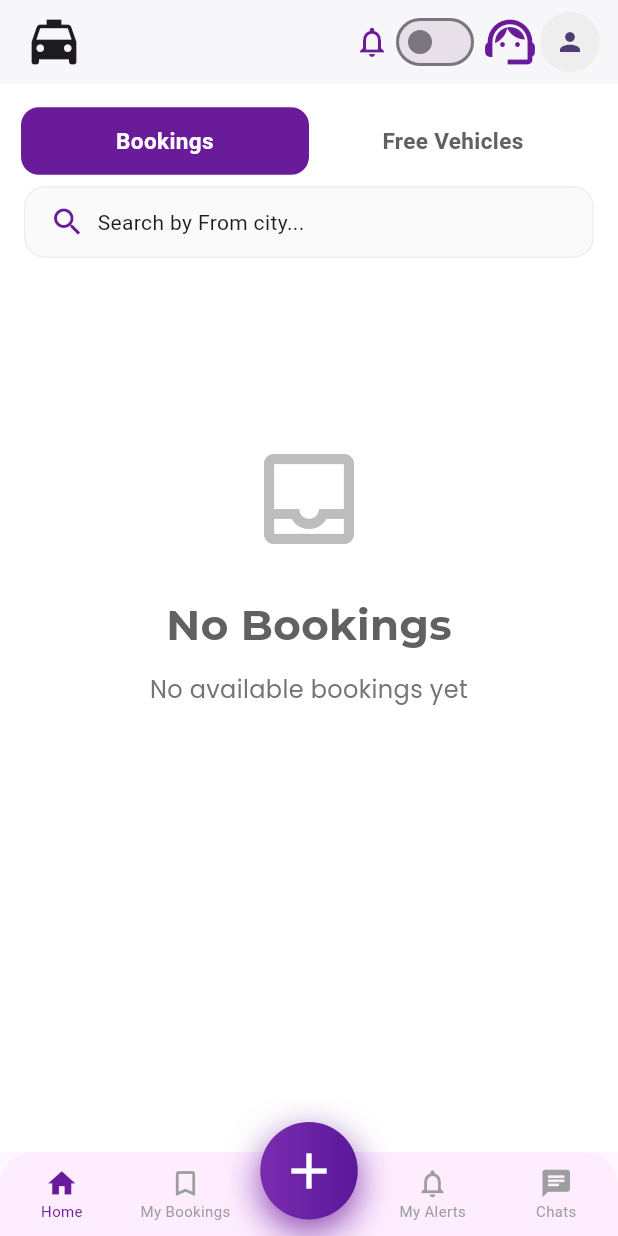
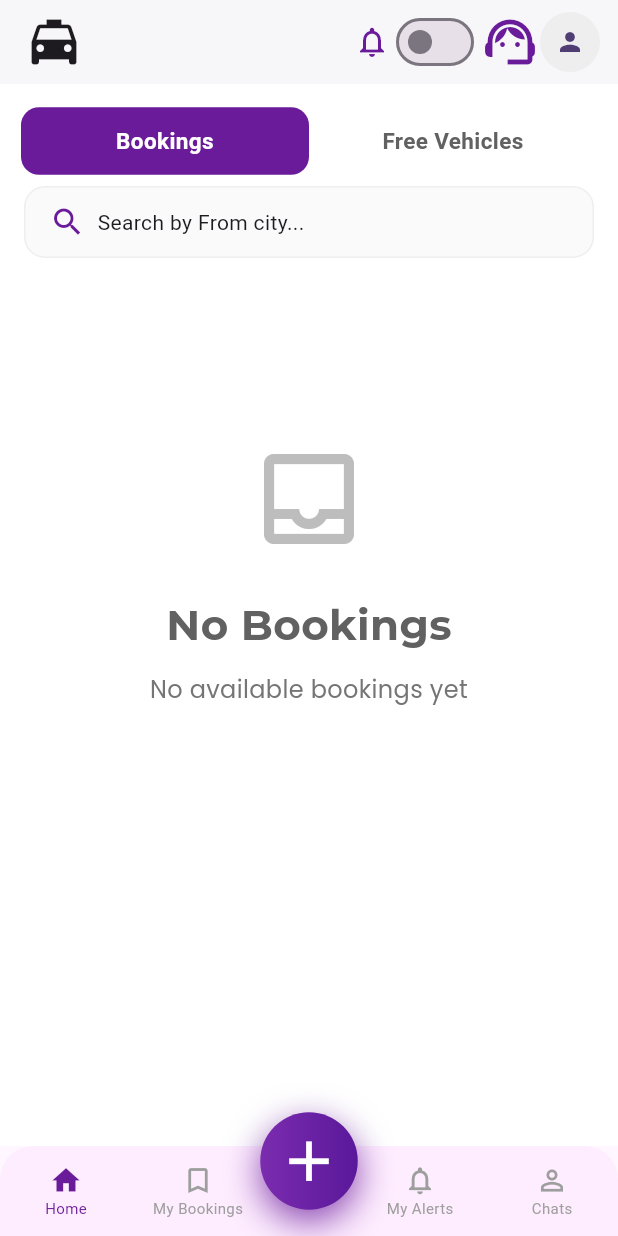
Before and after one commit to azhar2777/PIckCab, a Flutter app: the DashboardScreen screen opened directly, item 2 of the bottom bar chosen, on a phone screen of 412 x 824 dp. Run offline on Flutter 3.47's test engine with Material 3 defaults, Android fonts, the phone set to English and light mode, and no system bars; our stand-ins replace awesome_dialog, cached_network_image, carousel_slider, device_info_plus, dropdown_button2, firebase_auth and 17 more; missing offline and left inert: app_settings, in_app_update; accounts and stored records are empty; network calls fail.

Commit message:
Fixed Need carrier Fixed Bottom navigation Design Fixed Fee vehicle api

```diff
--- a/lib/dashboard/DashboardScreen.dart
+++ b/lib/dashboard/DashboardScreen.dart
@@ -45,9 +45,9 @@ class _DashboardScreenState extends State<DashboardScreen> {
 
   @override
   void initState() {
-
     super.initState();
-    controller.selectedIndex.value =  widget.selectedTab !=null ? widget.selectedTab : 0 ;
+    controller.selectedIndex.value =
+        widget.selectedTab != null ? widget.selectedTab : 0;
     _checkAndroidVersion(); // 👈 call async method
   }
 
@@ -64,122 +64,118 @@ class _DashboardScreenState extends State<DashboardScreen> {
     }
   }
 
-
-
-
   @override
   Widget build(BuildContext context) {
-    final bottomInset = MediaQuery.of(context).viewPadding.bottom;
-    return Obx(() => Scaffold(
-
+    return Obx(
+      () => Scaffold(
         body: IndexedStack(
           index: controller.selectedIndex.value,
           children: screens,
         ),
-
+        floatingActionButtonLocation: FloatingActionButtonLocation.centerDocked,
+        floatingActionButton: Transform.translate(
+          offset: const Offset(0, 10), // Move 10px down
+          child: Container(
+            width: 65,
+            height: 65,
+            decoration: BoxDecoration(
+              shape: BoxShape.circle,
+              gradient: const LinearGradient(
+                colors: [
+                  Color(0xFF7B2CAF),
+                  Color(0xFF5A189A),
+                ],
+              ),
+              boxShadow: [
+                BoxShadow(
+                  color: const Color(0xFF6A1B9A).withOpacity(0.8),
+                  blurRadius: 20,
+                  offset: const Offset(0, 8),
+                ),
+              ],
+            ),
+            child: FloatingActionButton(
+              elevation: 0,
+              backgroundColor: Colors.transparent,
+              shape: const CircleBorder(),
+              onPressed: () {
+                _showPostBottomSheet(context);
+              },
+              child: const Icon(
+                Icons.add,
+                color: Colors.white,
+                size: 45,
+              ),
+            ),
+          ),
+        ),
         bottomNavigationBar: Container(
-        child: Stack(
-          clipBehavior: Clip.none,
-          alignment: Alignment.bottomCenter,
-          children: [
-            Container(
           decoration: const BoxDecoration(
             color: Color.fromARGB(255, 254, 237, 255),
-                // color: Colors.red,
-                borderRadius: BorderRadius.vertical(top: Radius.circular(22)),
-
+            borderRadius: BorderRadius.vertical(
+              top: Radius.circular(22),
+            ),
           ),
           child: SafeArea(
             top: false,
-                child:
-                Container(
-                   // height: 70,
-                  child: BottomNavigationBar(
-                    type: BottomNavigationBarType.fixed,
-                    backgroundColor: Colors.transparent,
-                    elevation: 0,
-                    selectedItemColor: Color(0xFF6A1B9A),
-                    unselectedItemColor: Colors.grey,
-                    selectedFontSize: 10,
-                    unselectedFontSize: 10,
-                    showUnselectedLabels: true,
+            child: SizedBox(
+              height: 60,
+              child: Row(
+                children: [
+                  _buildNavItem(Icons.home, 'Home', 0),
+                  _buildNavItem(Icons.bookmark_border, 'My Bookings', 1),
+                  GestureDetector(
+                    behavior: HitTestBehavior.opaque,
+                    onTap: () {
+                      _showPostBottomSheet(context);
+                    },
+                    child: const SizedBox(
+                      width: 60,
+                      height: 60,
+                    ),
+                  ),
+                  _buildNavItem(Icons.notifications_outlined, 'My Alerts', 2),
+                  // _buildNavItem(Icons.chat, 'Chats', 3),
+                  _buildNavItem(Icons.person_outline, 'Chats', 3),
+                ],
+              ),
+            ),
+          ),
+        ),
+      ),
+    );
+  }
 
-                    currentIndex: controller.selectedIndex.value > 2 ? controller.selectedIndex.value+1 : controller.selectedIndex.value,
-                    onTap: (index) {
-                      if (index == 2) return; // 👈 ignore center item
+  Widget _buildNavItem(IconData icon, String label, int index) {
+    final isSelected = controller.selectedIndex.value == index;
 
-                      if (index > 2) {
-                        controller.changeTab(index - 1); // shift index
-                      } else {
+    return Expanded(
+      child: InkWell(
+        onTap: () {
           controller.changeTab(index);
-                      }
         },
-                    items: const [
-                      BottomNavigationBarItem(
-                        icon: Icon(Icons.home, size: 22,),
-                        label: 'Home',
+        child: SizedBox(
+          height: 50,
+          child: Column(
+            mainAxisAlignment: MainAxisAlignment.center,
+            children: [
+              Icon(
+                icon,
+                size: 22,
+                color: isSelected ? const Color(0xFF6A1B9A) : Colors.grey,
               ),
-                      BottomNavigationBarItem(
-                        icon: Icon(Icons.bookmark_border, size: 22,),
-                        label: 'My Bookings',
+              Text(
+                label,
+                style: TextStyle(
+                  fontSize: 10,
+                  color: isSelected ? const Color(0xFF6A1B9A) : Colors.grey,
                 ),
-                      BottomNavigationBarItem(
-                        icon: SizedBox(width: 22, height: 22),
-                        label: '',
-                      ),
-                      BottomNavigationBarItem(
-                        icon: Icon(Icons.notifications_outlined, size: 22,),
-                        label: 'My Alerts',
-                      ),
-                      BottomNavigationBarItem(
-                        // icon: Icon(Icons.person_outline, size: 22,),
-                        // label : 'Profile',
-                        icon: Icon(Icons.chat, size: 22,),
-                        label: 'Chats',
               ),
             ],
           ),
         ),
       ),
-            ),
-            Positioned(
-              // bottom: bottomheight == 60 ? 0 : 10,
-              top: -(bottomheight/3),
-              child: Container(
-                color: Colors.transparent,
-                // width: 60,
-                child: GestureDetector(
-                  onTap: () => _showPostBottomSheet(context),
-                  child: Container(
-                    width: 65,
-                    height: 65,
-                    decoration: BoxDecoration(
-                      shape: BoxShape.circle,
-                      gradient: LinearGradient(
-                        colors: [Color(0xFF7B2CAF), Color(0xFF5A189A)],
-                      ),
-                      boxShadow: [
-                        BoxShadow(
-                          color: Color(0xFF6A1B9A).withOpacity(0.8),
-                          blurRadius: 20,
-                          offset: Offset(0, 8),
-                        ),
-                      ],
-                    ),
-                    child: const Icon(Icons.add, color: Colors.white, size: 40),
-                  ),
-                ),
-              ),
-            ),
-          ],
-        ),
-      ),
-
-    ),
-
     );
-
-
   }
 
   void _showPostBottomSheetNotice(BuildContext context) {
@@ -187,19 +183,16 @@ class _DashboardScreenState extends State<DashboardScreen> {
       SafeArea(
         child: Container(
           padding: const EdgeInsets.all(20),
-          height: MediaQuery.of(context).size.height*0.9,
-          width: MediaQuery.of(context).size.width*0.98,
+          height: MediaQuery.of(context).size.height * 0.9,
+          width: MediaQuery.of(context).size.width * 0.98,
           decoration: const BoxDecoration(
             color: Colors.white,
             borderRadius: BorderRadius.vertical(top: Radius.circular(20)),
           ),
           child: Expanded(
             child: ListView(
-
-
               children: [
                 Obx(() {
-
                   if (controller.noticeHtml.value.isEmpty) {
                     return const Center(
                       child: Text('No HTML available'),
@@ -242,9 +235,9 @@ class _DashboardScreenState extends State<DashboardScreen> {
                   fontWeight: FontWeight.bold,
                 ),
               ),
-              SizedBox(height: controller.showSmartBooking.value ? 20: 0),
-              controller.showSmartBooking.value ?
-              _buildPostOption(
+              SizedBox(height: controller.showSmartBooking.value ? 20 : 0),
+              controller.showSmartBooking.value
+                  ? _buildPostOption(
                       icon: Icons.auto_awesome,
                       title: 'Quick Booking with AI',
                       onTap: () {
@@ -254,9 +247,9 @@ class _DashboardScreenState extends State<DashboardScreen> {
                         Get.back();
                         controller.navigateToSmartBooking();
                       },
-              ):Container(),
+                    )
+                  : Container(),
               const SizedBox(height: 20),
-
               _buildPostOption(
                 icon: Icons.add_road,
                 title: 'New Booking',
@@ -277,7 +270,6 @@ class _DashboardScreenState extends State<DashboardScreen> {
     );
   }
 
-
   Widget _buildPostOption({
     required IconData icon,
     required String title,
@@ -296,14 +288,16 @@ class _DashboardScreenState extends State<DashboardScreen> {
           color: Colors.white, // required for shadow visibility
           borderRadius: BorderRadius.circular(12),
           border: Border.all(color: Colors.grey.shade300),
-          boxShadow: title == 'Quick Booking with AI' ? [
+          boxShadow: title == 'Quick Booking with AI'
+              ? [
                   BoxShadow(
                     color: Color(0xFF6A1B9A),
                     blurRadius: 8,
                     spreadRadius: 1,
                     offset: const Offset(0, 3), // shadow position
                   ),
-          ]:[],
+                ]
+              : [],
         ),
         child: Row(
           children: [
--- a/lib/home/home_controller.dart
+++ b/lib/home/home_controller.dart
@@ -960,7 +960,7 @@ class HomeController extends GetxController {
               'added_on': b["added_on"] ?? DateTime.now().toString(),
               'bookingdate_time': b["bookingdate_time"]?.toString() ?? "",
               'is_quick': int.tryParse(b["is_quick"]?.toString() ?? '') ?? 0,
-              'is_profile_completed': int.tryParse(b["is_profile_completed"]?.toString() ?? '') ?? 0,
+              'is_profile_completed': int.tryParse(b["is_profile_completed"]?.toString() ?? '0'),
             };
           }).toList();
 
@@ -1018,13 +1018,16 @@ class HomeController extends GetxController {
       if (response.statusCode == 200) {
         final data = jsonDecode(response.body);
 
+
         if (data["status"] == true && data["available_free_bookings"] != null) {
           final List items = data["available_free_bookings"];
+          print("available_free_bookingswwwwwww ${items}");
           final now = DateTime.now();
 
           final parsed = items.map<Map<String, dynamic>>((item) {
-            final b = item["booking"] as Map<String, dynamic>;
-            final u = item["user_data"] as Map<String, dynamic>;
+            // final b = item["booking"] as Map<String, dynamic>;
+            final b = Map<String, dynamic>.from(item as Map);
+            // final u = item["user_data"] as Map<String, dynamic>;
 
             String dateDisplay = "Any Day";
             String timeDisplay = "Any Time";
@@ -1063,36 +1066,6 @@ class HomeController extends GetxController {
               }
             }
 
-            // if (b["start_time"] != null) {
-            //   String startStr = b["start_time"].toString().trim();
-            //   if (startStr.contains(" ")) {
-            //     final parts = startStr.split(" ");
-            //     final datePart = parts[0];
-            //     final timePart = parts[1].substring(0, 5);
-            //
-            //     timeDisplay = timePart;
-            //
-            //     try {
-            //       tripDateTime = DateTime.parse("$datePart ${parts[1]}");
-            //       if (tripDateTime.year == now.year &&
-            //           tripDateTime.month == now.month &&
-            //           tripDateTime.day == now.day) {
-            //         dateDisplay = "Today";
-            //       } else if (tripDateTime
-            //               .isAfter(now.subtract(const Duration(days: 1))) &&
-            //           tripDateTime.isBefore(now.add(const Duration(days: 1)))) {
-            //         dateDisplay = "Tomorrow";
-            //       } else {
-            //         dateDisplay =
-            //             DateFormat('dd MMM yyyy').format(tripDateTime);
-            //       }
-            //     } catch (_) {
-            //       dateDisplay = datePart;
-            //     }
-            //   } else {
-            //     timeDisplay = startStr;
-            //   }
-            // }
 
             final bool isTwoWay = b["end_time"] != null &&
                 b["end_time"].toString().trim().isNotEmpty &&
@@ -1102,8 +1075,8 @@ class HomeController extends GetxController {
             return {
               'id': b["id"].toString(),
               'trip_id': b["trip_id"]?.toString() ?? "N/A",
-              'driver': u["user_name"] ?? "Unknown Driver",
-              'mobile': u["user_mobile"]?.toString() ?? "",
+              'driver': b["user_name"] ?? "Unknown Driver",
+              'mobile': b["user_mobile"]?.toString() ?? "",
               'send_call': b["send_call"]?.toString() ?? "N/A",
               'send_whatsapp': b["send_whatsapp"]?.toString() ?? "N/A",
               'from': b["location"] ?? "Location not set",
@@ -1118,7 +1091,8 @@ class HomeController extends GetxController {
                   ? '${formatEndtDateTime(b["end_time"])}'
                   : 'N/A',
               'status': b["status"]?.toString() ?? "1",
-              'isTwoWay': isTwoWay,
+              // 'isTwoWay': isTwoWay,
+              'isTwoWay': false,
               'carType': b["car_type"] ?? "Sedan",
               'carrier': b["carrier"]?.toString() ?? "0",
               'remarks': (b["remarks"] ?? "").toString().trim().isNotEmpty
@@ -1127,10 +1101,17 @@ class HomeController extends GetxController {
               'added_on': b["added_on"] ?? DateTime.now().toString(),
               'bookingdate_time': b["bookingdate_time"]?.toString() ?? "",
               'avatarUrl': "",
-              'verified': u["aadhar_verified"]?.toString() == "1" ||
-                  u["dl_verified"]?.toString() == "2",
-              'user_image': u["user_image"] ?? "",
+              'verified': b["aadhar_verified"]?.toString() == "1" ||
+                  b["dl_verified"]?.toString() == "2",
+              'user_image': b["user_image"] ?? "",
+              'is_quick': int.tryParse(b["is_quick"]?.toString() ?? '') ?? 0,
+              'is_profile_completed': int.tryParse(b["is_profile_completed"]?.toString() ?? '0'),
+              'average_rating': int.tryParse(b["average_rating"]?.toString() ?? '') ?? 0
             };
+
+
+
+
           }).toList();
 
           parsed.sort((a, b) =>
--- a/lib/home/home_screen.dart
+++ b/lib/home/home_screen.dart
@@ -1328,7 +1328,7 @@ class _HomeScreenState extends State<HomeScreen> {
                         ),
                       ),
                       const SizedBox(width: 5),
-                      if (carrier == 0)
+                      if (carrier == 1)
                         Container(
                           padding: const EdgeInsets.symmetric(
                               horizontal: 6, vertical: 2),
--- a/lib/my_bookings/my_booking_controller.dart
+++ b/lib/my_bookings/my_booking_controller.dart
@@ -515,10 +515,12 @@ class MyBookingController extends GetxController {
 
       if (response.statusCode == 200) {
         final json = jsonDecode(response.body);
+        print("loadTripForEdit json: $json");
         if (json["status"] == true) {
           final trip = json["trip_details"]["booking"];
 
           fromController.text = trip["start_location"] ?? '';
+          priceController.text = trip["price"] ?? '';
           toController.text = trip["end_location"] ?? '';
           remarksController.text = trip["remarks"] ?? '';
           selectedCar.value = trip["car_type"] ?? 'Innova';
--- a/pubspec.yaml
+++ b/pubspec.yaml
@@ -17,7 +17,7 @@ publish_to: 'none' # Remove this line if you wish to publish to pub.dev
 # In Windows, build-name is used as the major, minor, and patch parts
 # of the product and file versions while build-number is used as the build suffix.
 # version: 1.0.27+37
-version: 1.0.27+36
+version: 1.0.28+39
 
 
 
```
Lines whose indentation alone changed are shown as unchanged.
